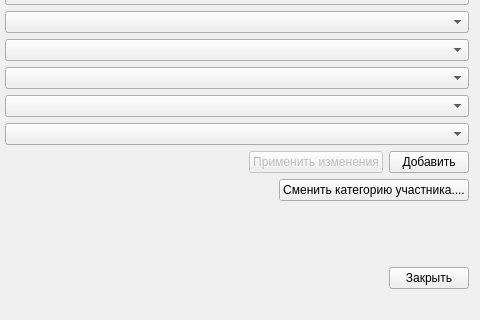
Before: the Qt Designer form TournamentManager/createtournamentordersdialog.ui in BarsukAlexey/xelarogi, drawn with Qt 5; both pictures show x 721 to 1201 and y 384 to 704 of the 1201 by 704 pixel window.
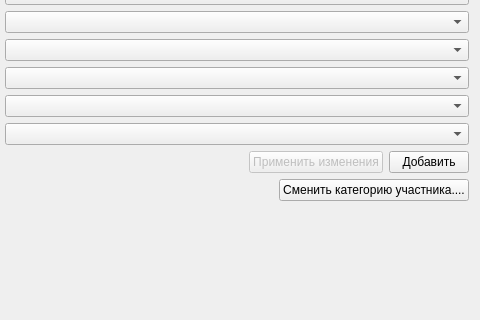
After: the same form once the commit is applied.

```diff
--- a/TournamentManager/createtournamentordersdialog.ui
+++ b/TournamentManager/createtournamentordersdialog.ui
@@ -579,13 +579,6 @@
        </property>
       </spacer>
      </item>
-     <item>
-      <widget class="QPushButton" name="btnExit">
-       <property name="text">
-        <string>Закрыть</string>
-       </property>
-      </widget>
-     </item>
     </layout>
    </item>
    <item row="5" column="0">
```
Left out of the diff: 29 changed lines with no effect on the pictures.
